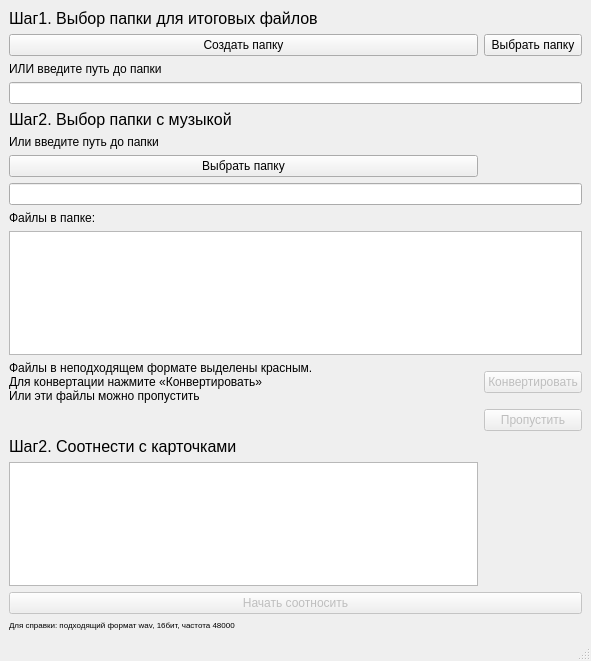
The window that main.ui (ungverd/ShadowGardenPyqt) describes before a commit, drawn with Qt 5.
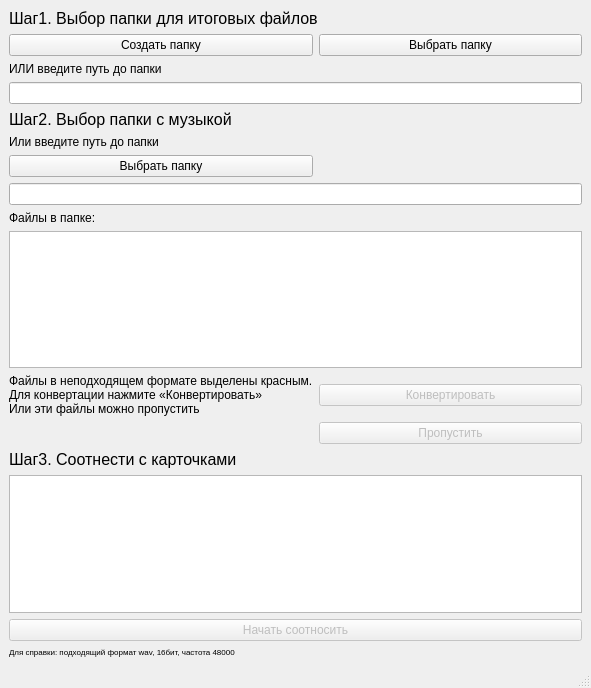
The same window after the commit.

What changed in the file:
```diff
--- a/main.ui
+++ b/main.ui
@@ -7,7 +7,7 @@
     <x>0</x>
     <y>0</y>
     <width>591</width>
-    <height>661</height>
+    <height>688</height>
    </rect>
   </property>
   <property name="windowTitle">
@@ -123,7 +123,7 @@
        </font>
       </property>
       <property name="text">
-       <string>Шаг2. Соотнести с карточками</string>
+       <string>Шаг3. Соотнести с карточками</string>
       </property>
      </widget>
     </item>
@@ -153,7 +153,7 @@
       </property>
      </widget>
     </item>
-    <item row="15" column="1">
+    <item row="15" column="1" colspan="2">
      <widget class="QListView" name="LstDirs"/>
     </item>
    </layout>
```
